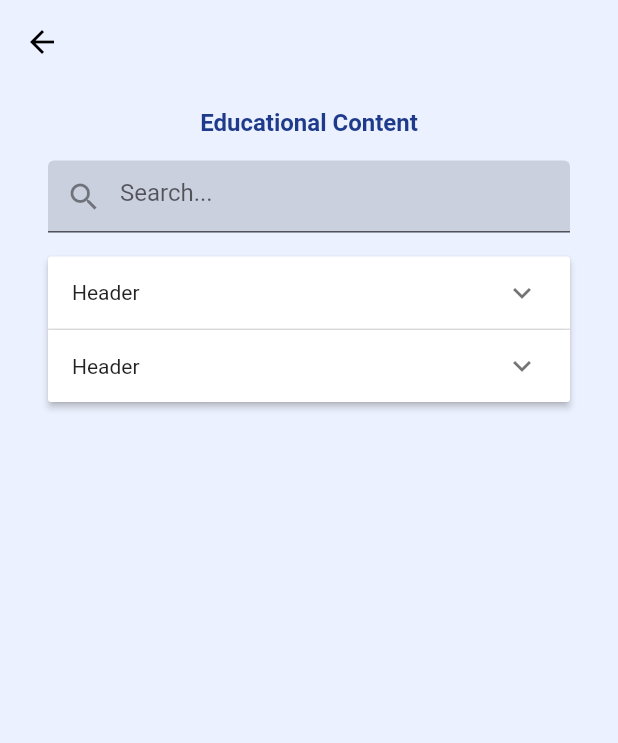
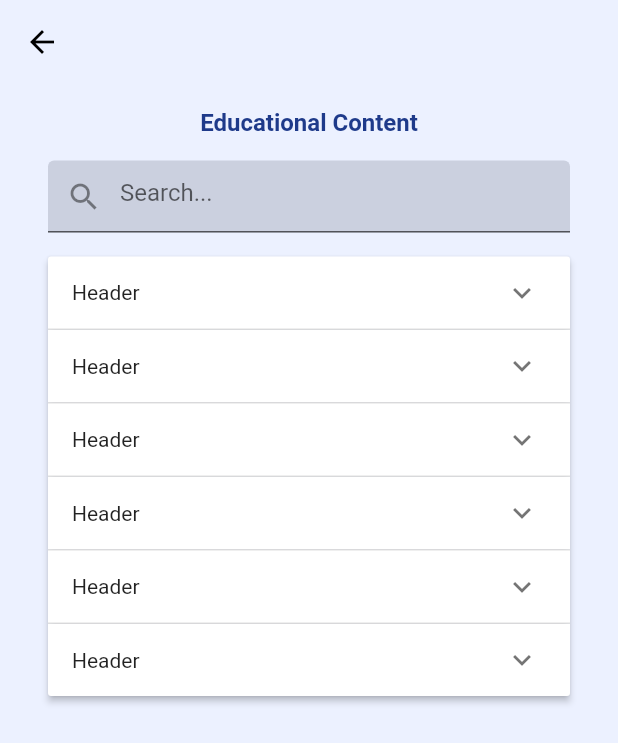
Before and after one commit to ninidhiaeddine/said-mobile, a Flutter app: the EducationPage screen opened directly, on a phone screen of 412 x 824 dp. Shown: the top 743 px of the screen. Run offline on Flutter 3.47's test engine with Material 2 defaults, Android fonts, the phone set to English and light mode, and no system bars; our stand-ins replace font_awesome_flutter; generated files the repository leaves out were written again.

```diff
--- a/lib/screens/education.dart
+++ b/lib/screens/education.dart
@@ -1,6 +1,7 @@
 import 'package:flutter/material.dart';
 import 'package:flutter_gen/gen_l10n/app_localizations.dart';
 import 'package:said/theme/text_styles.dart';
+import 'package:said/widgets/said_bottom_nav_bar.dart';
 import 'package:said/widgets/said_text_field.dart';
 
 class EducationPage extends StatefulWidget {
@@ -56,7 +57,44 @@ class _EducationPageState extends State<EducationPage> {
                                 padding: EdgeInsets.all(16),
                                 child: Text("Header"));
                           },
+                          body: const Text("Inside Expandable")),
+                      ExpansionPanel(
+                          canTapOnHeader: true,
+                          isExpanded: _isOpen[1],
+                          headerBuilder: (context, isOpen) {
+                            return const Padding(
+                                padding: EdgeInsets.all(16),
+                                child: Text("Header"));
+                          },
+                          body: const Text("Inside Expandable")),
+                      ExpansionPanel(
+                          canTapOnHeader: true,
+                          isExpanded: _isOpen[1],
+                          headerBuilder: (context, isOpen) {
+                            return const Padding(
+                                padding: EdgeInsets.all(16),
+                                child: Text("Header"));
+                          },
+                          body: const Text("Inside Expandable")),
+                      ExpansionPanel(
+                          canTapOnHeader: true,
+                          isExpanded: _isOpen[1],
+                          headerBuilder: (context, isOpen) {
+                            return const Padding(
+                                padding: EdgeInsets.all(16),
+                                child: Text("Header"));
+                          },
+                          body: const Text("Inside Expandable")),
+                      ExpansionPanel(
+                          canTapOnHeader: true,
+                          isExpanded: _isOpen[1],
+                          headerBuilder: (context, isOpen) {
+                            return const Padding(
+                                padding: EdgeInsets.all(16),
+                                child: Text("Header"));
+                          },
                           body: const Text("Inside Expandable"))
+
                     ],
                     expansionCallback: (i, isOpen) {
                       setState(() {
--- a/lib/screens/screening1.dart
+++ b/lib/screens/screening1.dart
@@ -30,7 +30,7 @@ class Screening1Page extends StatelessWidget {
                 SaidButton(
                   text: AppLocalizations.of(context).proceed,
                   context: context,
-                  linkTo: Screening2Page(),
+                  linkTo: const Screening2Page(),
                 )
               ],
             ),
--- a/lib/screens/user_account.dart
+++ b/lib/screens/user_account.dart
@@ -19,7 +19,8 @@ class _UserAccountPageState extends State<UserAccountPage> {
   @override
   Widget build(BuildContext context) {
     return Scaffold(
-        body: Column(
+        body: SingleChildScrollView(
+            child: Column(
       children: [
         const SaidUserBar(),
         Text(
@@ -59,6 +60,6 @@ class _UserAccountPageState extends State<UserAccountPage> {
               ],
             )),
       ],
-    ));
+    )));
   }
 }
```
